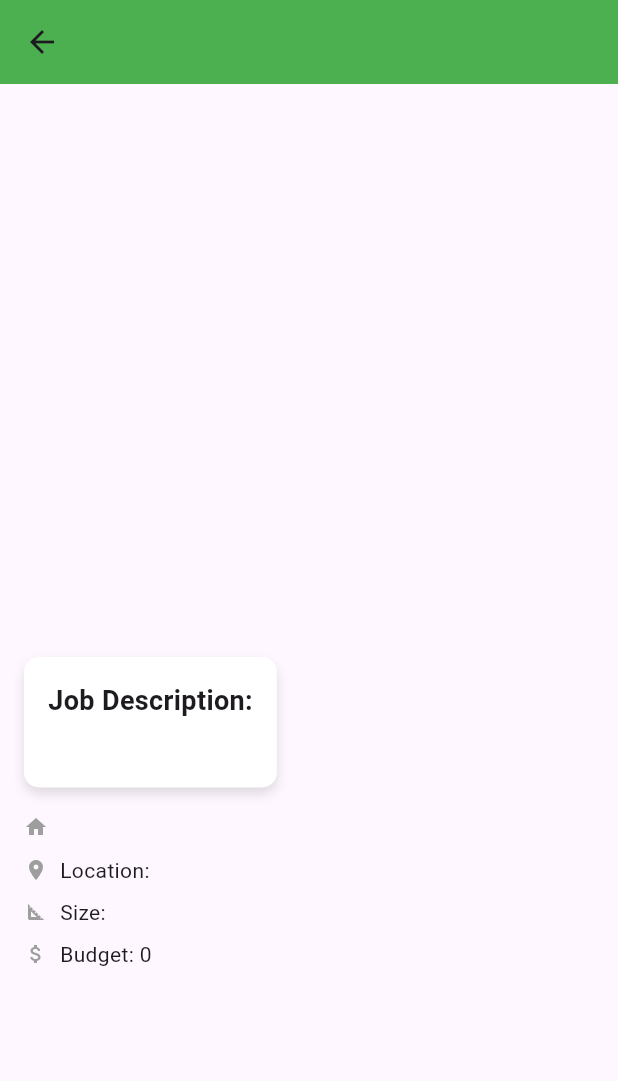
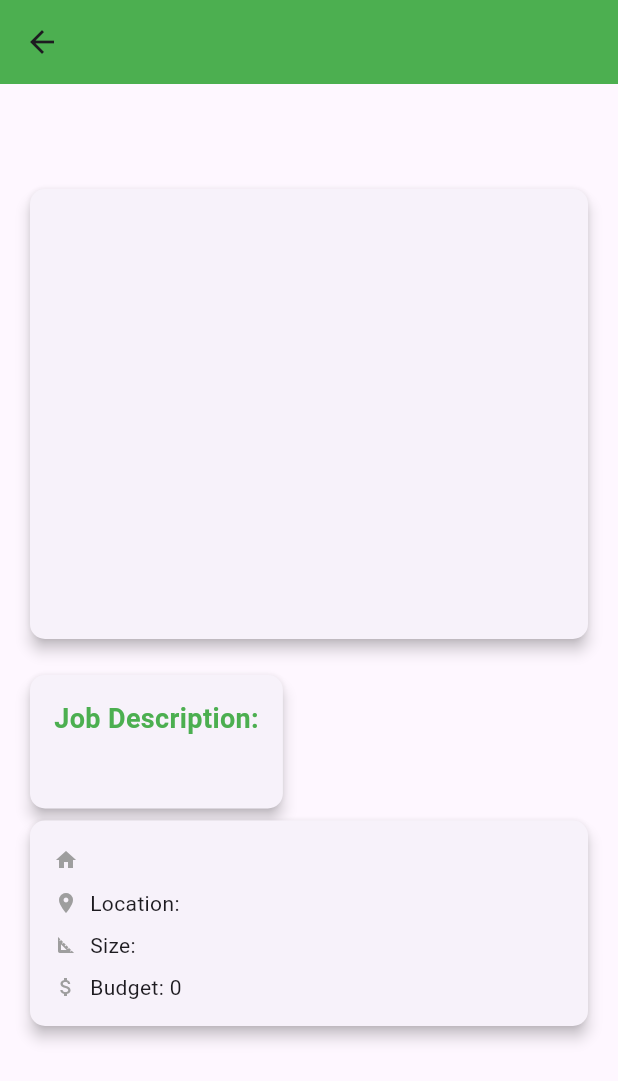
Before and after one commit to projectteam2k24/migrantworker, a Flutter app: the JobDetailPage screen opened directly with empty values, on a phone screen of 412 x 824 dp. Shown: the top 1081 px of the screen. Run offline on Flutter 3.47's test engine with Material 3 defaults, Android fonts, the phone set to English and light mode, and no system bars; drawn by our look-alikes of carousel_slider; our stand-ins replace cloud_firestore, file_picker, firebase_auth, firebase_core, image_cropper, image_picker; accounts and stored records are empty.

Commit message:
temporary commit

```diff
--- /dev/null
+++ b/lib/job_details.dart
@@ -0,0 +1,164 @@
+import 'package:carousel_slider/carousel_slider.dart';
+import 'package:flutter/material.dart';
+
+class JobDetailPage extends StatelessWidget {
+  final Map<String, dynamic> job;
+
+  const JobDetailPage({super.key, required this.job});
+
+  @override
+  Widget build(BuildContext context) {
+    return Scaffold(
+      appBar: AppBar(
+        title: Text(job['jobTitle']),
+        centerTitle: true,
+        backgroundColor: Colors.green,
+      ),
+      body: SingleChildScrollView(
+        padding: const EdgeInsets.all(16.0),
+        child: Column(
+          crossAxisAlignment: CrossAxisAlignment.start,
+          children: [
+            // Job Title
+            Text(
+              job['jobTitle'],
+              style: const TextStyle(
+                fontSize: 24,
+                fontWeight: FontWeight.bold,
+                color: Colors.green,
+              ),
+            ),
+            const SizedBox(height: 16),
+
+            // Image Slider
+            Card(
+              shape: RoundedRectangleBorder(
+                borderRadius: BorderRadius.circular(10),
+              ),
+              elevation: 4,
+              child: CarouselSlider(
+                options: CarouselOptions(
+                  height: 300.0,
+                  autoPlay: true,
+                  enlargeCenterPage: true,
+                  enableInfiniteScroll: true,
+                ),
+                items: job['images'].map<Widget>((imageUrl) {
+                  return ClipRRect(
+                    borderRadius: const BorderRadius.all(Radius.circular(10)),
+                    child: Image.asset(
+                      imageUrl,
+                      fit: BoxFit.cover,
+                      width: double.infinity,
+                      errorBuilder: (context, error, stackTrace) {
+                        return const Icon(
+                          Icons.broken_image,
+                          size: 100,
+                          color: Colors.grey,
+                        );
+                      },
+                    ),
+                  );
+                }).toList(),
+              ),
+            ),
+            const SizedBox(height: 16),
+
+            // Job Description Section
+            Card(
+              shape: RoundedRectangleBorder(
+                borderRadius: BorderRadius.circular(10),
+              ),
+              elevation: 4,
+              child: Padding(
+                padding: const EdgeInsets.all(16.0),
+                child: Column(
+                  crossAxisAlignment: CrossAxisAlignment.start,
+                  children: [
+                    const Text(
+                      'Job Description:',
+                      style: TextStyle(
+                        fontSize: 18,
+                        fontWeight: FontWeight.bold,
+                        color: Colors.green,
+                      ),
+                    ),
+                    const SizedBox(height: 8),
+                    Text(
+                      job['description'] ?? 'No description available.',
+                      style: const TextStyle(fontSize: 16),
+                    ),
+                  ],
+                ),
+              ),
+            ),
+            // Job Details Section
+            Card(
+              shape: RoundedRectangleBorder(
+                borderRadius: BorderRadius.circular(10),
+              ),
+              elevation: 4,
+              child: Padding(
+                padding: const EdgeInsets.all(16.0),
+                child: Column(
+                  crossAxisAlignment: CrossAxisAlignment.start,
+                  children: [
+                    Row(
+                      children: [
+                        const Icon(Icons.home, size: 16, color: Colors.grey),
+                        const SizedBox(width: 8),
+                        Expanded(
+                          child: Text(
+                            job['address'],
+                            style: const TextStyle(fontSize: 14),
+                          ),
+                        ),
+                      ],
+                    ),
+                    const SizedBox(height: 8),
+                    Row(
+                      children: [
+                        const Icon(Icons.location_on,
+                            size: 16, color: Colors.grey),
+                        const SizedBox(width: 8),
+                        Text(
+                          'Location: ${job['location']}',
+                          style: const TextStyle(fontSize: 14),
+                        ),
+                      ],
+                    ),
+                    const SizedBox(height: 8),
+                    Row(
+                      children: [
+                        const Icon(Icons.square_foot,
+                            size: 16, color: Colors.grey),
+                        const SizedBox(width: 8),
+                        Text(
+                          'Size: ${job['squareFeet']}',
+                          style: const TextStyle(fontSize: 14),
+                        ),
+                      ],
+                    ),
+                    const SizedBox(height: 8),
+                    Row(
+                      children: [
+                        const Icon(Icons.attach_money,
+                            size: 16, color: Colors.grey),
+                        const SizedBox(width: 8),
+                        Text(
+                          'Budget: ${job['budget']}',
+                          style: const TextStyle(fontSize: 14),
+                        ),
+                      ],
+                    ),
+                  ],
+                ),
+              ),
+            ),
+            const SizedBox(height: 16),
+          ],
+        ),
+      ),
+    );
+  }
+}
--- a/lib/job_provider/screens/myjob.dart
+++ b/lib/job_provider/screens/myjob.dart
@@ -1,5 +1,6 @@
 import 'package:flutter/material.dart';
 import 'package:carousel_slider/carousel_slider.dart';
+import 'package:migrantworker/job_details.dart';
 
 class MyJobPage extends StatelessWidget {
   const MyJobPage({super.key});
@@ -29,9 +30,9 @@ class MyJobPage extends StatelessWidget {
         'squareFeet': '300 sqft',
         'budget': '\$8,000',
         'images': [
-          'assets/images/image1.jpg',
-          'assets/images/image2.jpg',
-          'assets/images/image3.jpg',
+          'assets/images/image4.jpg',
+          'assets/images/image5.jpg',
+          'assets/images/image6.jpg',
         ],
         'description':
             'Complete makeover of the bathroom with new fittings, tiles, and lighting.',
@@ -43,12 +44,12 @@ class MyJobPage extends StatelessWidget {
         'squareFeet': '700 sqft',
         'budget': '\$5,000',
         'images': [
-          'assets/images/image1.jpg',
-          'assets/images/image2.jpg',
-          'assets/images/image3.jpg',
+          'assets/images/image7.jpg',
+          'assets/images/image8.jpg',
+          'assets/images/image9.jpg',
         ],
         'description':
-            'Repair and waterproofing of the roof to fix leaks and improve durability.',
+            'The Roof Repairing Demo app is a user-friendly platform designed to showcase the details of professional roof repair services. It provides an intuitive interface to highlight essential aspects of roof maintenance and repair, making it perfect for contractors, clients, or demo purposes.At the top, the app features an elegant AppBar displaying the service title, emphasizing professionalism and clarity. The interface includes an image carousel with high-quality images, demonstrating various stages of roof repair, such as inspection, removal of damaged materials, and installaton of new layers. These visuals create an engaging experience, offering users a clear idea of the work process.',
       },
     ];
 
@@ -215,133 +216,3 @@ class MyJobPage extends StatelessWidget {
     );
   }
 }
-
-class JobDetailPage extends StatelessWidget {
-  final Map<String, dynamic> job;
-
-  const JobDetailPage({super.key, required this.job});
-
-  @override
-  Widget build(BuildContext context) {
-    return Scaffold(
-      appBar: AppBar(
-        title: Text(job['jobTitle']),
-        centerTitle: true,
-        backgroundColor: Colors.green,
-      ),
-      body: SingleChildScrollView(
-        padding: const EdgeInsets.all(16.0),
-        child: Column(
-          crossAxisAlignment: CrossAxisAlignment.start,
-          children: [
-            // Job Title
-            Text(
-              job['jobTitle'],
-              style: const TextStyle(
-                fontSize: 24,
-                fontWeight: FontWeight.bold,
-                color: Colors.green,
-              ),
-            ),
-            const SizedBox(height: 16),
-            // Image Slider
-            CarouselSlider(
-              options: CarouselOptions(
-                height: 300.0,
-                autoPlay: true,
-                enlargeCenterPage: true,
-                enableInfiniteScroll: true,
-              ),
-              items: job['images'].map<Widget>((imageUrl) {
-                return ClipRRect(
-                  borderRadius: const BorderRadius.all(Radius.circular(10)),
-                  child: Image.asset(
-                    imageUrl,
-                    fit: BoxFit.cover,
-                    width: double.infinity,
-                    errorBuilder: (context, error, stackTrace) {
-                      return const Icon(
-                        Icons.broken_image,
-                        size: 100,
-                        color: Colors.grey,
-                      );
-                    },
-                  ),
-                );
-              }).toList(),
-            ),
-            const SizedBox(height: 16),
-            // Job Description
-            Container(
-              padding: const EdgeInsets.all(16.0),
-              decoration: BoxDecoration(
-                color: Colors.white,
-                borderRadius: BorderRadius.circular(10),
-                boxShadow: const [
-                  BoxShadow(
-                    color: Colors.black12,
-                    offset: Offset(0, 4),
-                    blurRadius: 6,
-                  ),
-                ],
-              ),
-              child: Column(
-                crossAxisAlignment: CrossAxisAlignment.start,
-                children: [
-                  const Text(
-                    'Job Description:',
-                    style: TextStyle(fontSize: 18, fontWeight: FontWeight.bold),
-                  ),
-                  const SizedBox(height: 8),
-                  Text(
-                    job['description'] ?? 'No description available.',
-                    style: const TextStyle(fontSize: 14),
-                  ),
-                ],
-              ),
-            ),
-            const SizedBox(height: 16),
-            // Address
-            Row(
-              children: [
-                const Icon(Icons.home, size: 16, color: Colors.grey),
-                const SizedBox(width: 8),
-                Text(job['address'], style: const TextStyle(fontSize: 14)),
-              ],
-            ),
-            const SizedBox(height: 8),
-            // Location
-            Row(
-              children: [
-                const Icon(Icons.location_on, size: 16, color: Colors.grey),
-                const SizedBox(width: 8),
-                Text('Location: ${job['location']}',
-                    style: const TextStyle(fontSize: 14)),
-              ],
-            ),
-            const SizedBox(height: 8),
-            // Square Feet
-            Row(
-              children: [
-                const Icon(Icons.square_foot, size: 16, color: Colors.grey),
-                const SizedBox(width: 8),
-                Text('Size: ${job['squareFeet']}',
-                    style: const TextStyle(fontSize: 14)),
-              ],
-            ),
-            const SizedBox(height: 8),
-            // Budget
-            Row(
-              children: [
-                const Icon(Icons.attach_money, size: 16, color: Colors.grey),
-                const SizedBox(width: 8),
-                Text('Budget: ${job['budget']}',
-                    style: const TextStyle(fontSize: 14)),
-              ],
-            ),
-          ],
-        ),
-      ),
-    );
-  }
-}
--- a/pubspec.yaml
+++ b/pubspec.yaml
@@ -67,7 +67,7 @@ flutter:
 
   # To add assets to your application, add an assets section, like this:
   assets:
-    - assets/
+    - assets/images/
   # An image asset can refer to one or more resolution-specific "variants", see
   # https://flutter.dev/to/resolution-aware-images
 
```
Also changed, not shown: lib/job_provider/screens/homepage.dart (+8 -1 lines), lib/worker/screens/edit_profile.dart (+52 -4 lines), lib/worker/screens/notification.dart (+5 -4 lines), lib/worker/screens/profile.dart (+6 -1 lines), assets/images/image1.jpg (added), assets/images/image2.jpg (added), assets/images/image3.jpg (added), assets/images/image4.jpg (added), assets/images/image5.jpg (added), assets/images/image6.jpg (added), assets/images/image7.jpg (added), assets/images/image8.jpg (added), assets/images/image9.jpg (added), lib/main.dart (line endings or trailing spaces).
